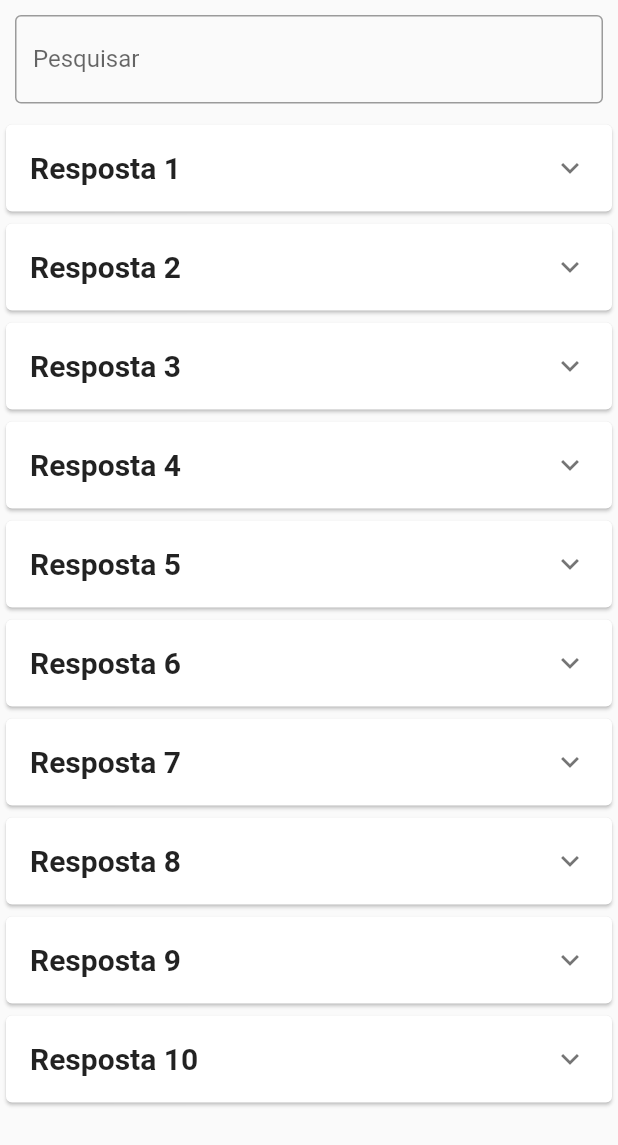
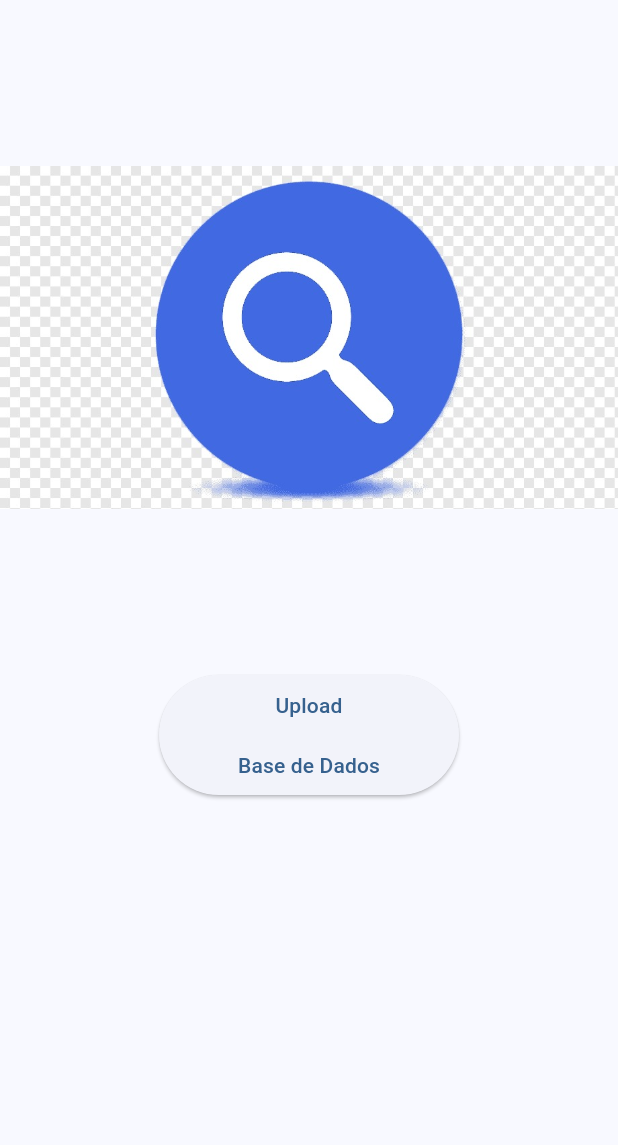
Before and after one commit to RobertsFerreira/data_analyze_front_end, a Flutter app: the screen it shows after launch, on a phone screen of 412 x 824 dp. Shown: the top 1145 px of the screen. Run offline on Flutter 3.47's test engine with Material 2 defaults, Android fonts, the light colour scheme and no system bars; our stand-ins replace file_picker, flutter_mobx, mobx; generated files the repository leaves out were written again.

Commit message:
alteração do layout

```diff
--- /dev/null
+++ b/lib/generated_plugin_registrant.dart
@@ -0,0 +1,17 @@
+//
+// Generated file. Do not edit.
+//
+
+// ignore_for_file: directives_ordering
+// ignore_for_file: lines_longer_than_80_chars
+// ignore_for_file: depend_on_referenced_packages
+
+import 'package:file_picker/_internal/file_picker_web.dart';
+
+import 'package:flutter_web_plugins/flutter_web_plugins.dart';
+
+// ignore: public_member_api_docs
+void registerPlugins(Registrar registrar) {
+  FilePickerWeb.registerWith(registrar);
+  registrar.registerMessageHandler();
+}
--- a/lib/modules/app_widget.dart
+++ b/lib/modules/app_widget.dart
@@ -10,7 +10,10 @@ class AppWidget extends StatelessWidget {
     return MaterialApp(
       title: 'Flutter Demo',
       theme: ThemeData(
-        primarySwatch: Colors.blue,
+        useMaterial3: true,
+        colorScheme: ColorScheme.fromSeed(
+          seedColor: Colors.blue,
+        ),
       ),
       home: const HomePage(),
     );
--- a/lib/modules/home/controller/home_controller.dart
+++ b/lib/modules/home/controller/home_controller.dart
@@ -7,6 +7,9 @@ part 'home_controller.g.dart';
 class HomeController = _HomeControllerBase with _$HomeController;
 
 abstract class _HomeControllerBase with Store {
+  @action
+  getFile() {}
+
   @observable
   ObservableList<RespostasModel> respostas = [
     RespostasModel(
--- a/lib/modules/home/home_page.dart
+++ b/lib/modules/home/home_page.dart
@@ -1,92 +1,35 @@
 import 'package:flutter/material.dart';
 import 'package:flutter_mobx/flutter_mobx.dart';
-
-import 'controller/home_controller.dart';
 
 class HomePage extends StatelessWidget {
   const HomePage({Key? key}) : super(key: key);
 
   @override
   Widget build(BuildContext context) {
-    final controller = HomeController();
     return Scaffold(
       body: Observer(
         builder: (_) {
-          final respostas = controller.filterRespostas;
-          return Column(
-            children: [
-              Padding(
-                padding:
-                    const EdgeInsets.symmetric(horizontal: 10, vertical: 10),
-                child: TextFormField(
-                  onChanged: controller.setTextSearch,
-                  decoration: const InputDecoration(
-                    labelText: 'Pesquisar',
-                    border: OutlineInputBorder(),
+          return Center(
+            child: Column(
+              children: [
+                SizedBox(
+                  height: 450,
+                  width: 450,
+                  child: Image.asset('assets/images/logo.jpg'),
+                ),
+                SizedBox(
+                  height: 80,
+                  width: 200,
+                  child: ElevatedButton(
+                    onPressed: () {},
+                    child: const Text(
+                      'Upload\n\nBase de Dados',
+                      textAlign: TextAlign.center,
+                    ),
                   ),
                 ),
-              ),
-              Expanded(
-                child: ListView.builder(
-                  itemCount: respostas.length,
-                  itemBuilder: (_, index) {
-                    final resposta = respostas[index];
-                    return Card(
-                      child: ExpansionTile(
-                        childrenPadding: const EdgeInsets.only(left: 16),
-                        title: Text(
-                          'Resposta ${resposta.codigo}',
-                          style: const TextStyle(
-                            fontSize: 20,
-                            fontWeight: FontWeight.bold,
-                          ),
-                        ),
-                        children: [
-                          Row(
-                            children: [
-                              Expanded(
-                                child: Column(
-                                  crossAxisAlignment: CrossAxisAlignment.start,
-                                  children: [
-                                    Text(
-                                      resposta.naturalUba
-                                          ? 'Bairro: ${resposta.bairro}'
-                                          : 'Cidade: ${resposta.cidade}',
-                                      style: const TextStyle(
-                                        fontSize: 16,
-                                        fontWeight: FontWeight.w600,
-                                      ),
-                                    ),
-                                    const SizedBox(height: 10),
-                                    Text(
-                                      resposta.naturalUba
-                                          ? 'Porcentagem de orgulho de ser Ubaense: ${resposta.porcOrgulhoUbaense == 0 ? 'Não informado' : resposta.porcOrgulhoUbaense}'
-                                          : 'Tempo de Vivencia em Ubá: ${resposta.tempoVivenciaUba == 0 ? 'Não informado' : resposta.tempoVivenciaUba}',
-                                      style: const TextStyle(
-                                        fontSize: 16,
-                                        fontWeight: FontWeight.w600,
-                                      ),
-                                    ),
-                                    const SizedBox(height: 10),
-                                  ],
-                                ),
-                              ),
-                              Expanded(
-                                child: CheckboxListTile(
-                                  title: const Text('Natural de Uba'),
-                                  value: resposta.naturalUba,
-                                  onChanged: (value) {},
-                                ),
-                              )
-                            ],
-                          ),
-                        ],
-                      ),
-                    );
-                  },
-                ),
-              ),
-            ],
+              ],
+            ),
           );
         },
       ),
--- a/pubspec.yaml
+++ b/pubspec.yaml
@@ -37,6 +37,7 @@ dependencies:
   mobx: ^2.0.7
   flutter_mobx: ^2.0.5
   dio: ^4.0.6
+  file_picker: ^4.6.1
 
 dev_dependencies:
   flutter_test:
@@ -63,8 +64,8 @@ flutter:
   uses-material-design: true
 
   # To add assets to your application, add an assets section, like this:
-  # assets:
-  #   - images/a_dot_burr.jpeg
+  assets:
+    - assets/images/
   #   - images/a_dot_ham.jpeg
 
   # An image asset can refer to one or more resolution-specific "variants", see
```
Also changed, not shown: assets/images/logo.jpg (added).
